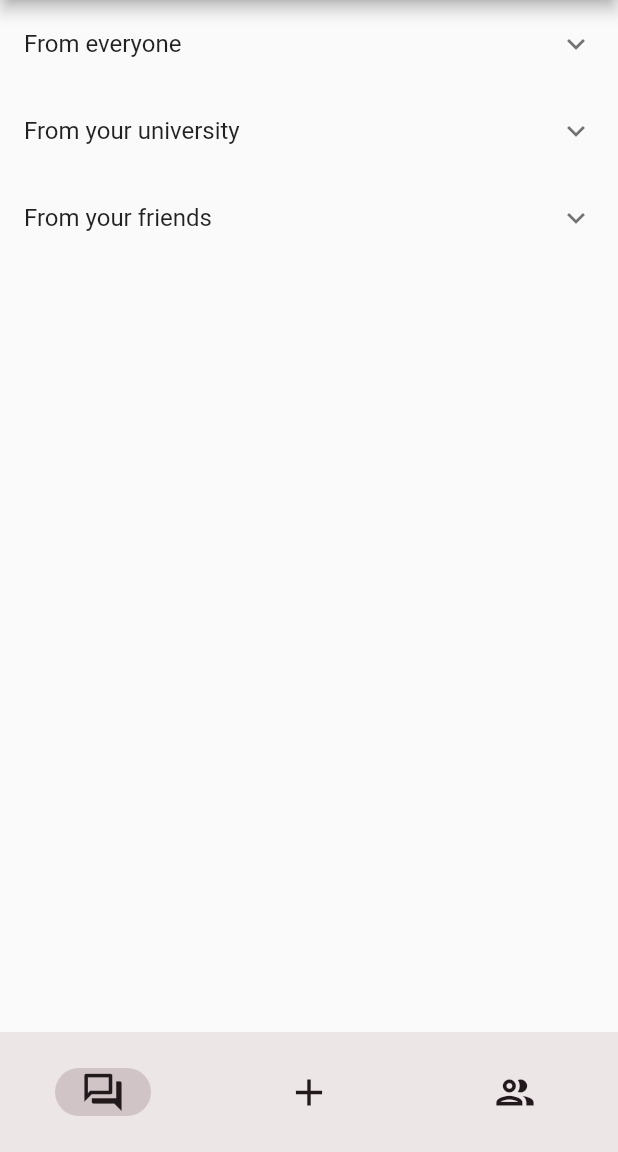
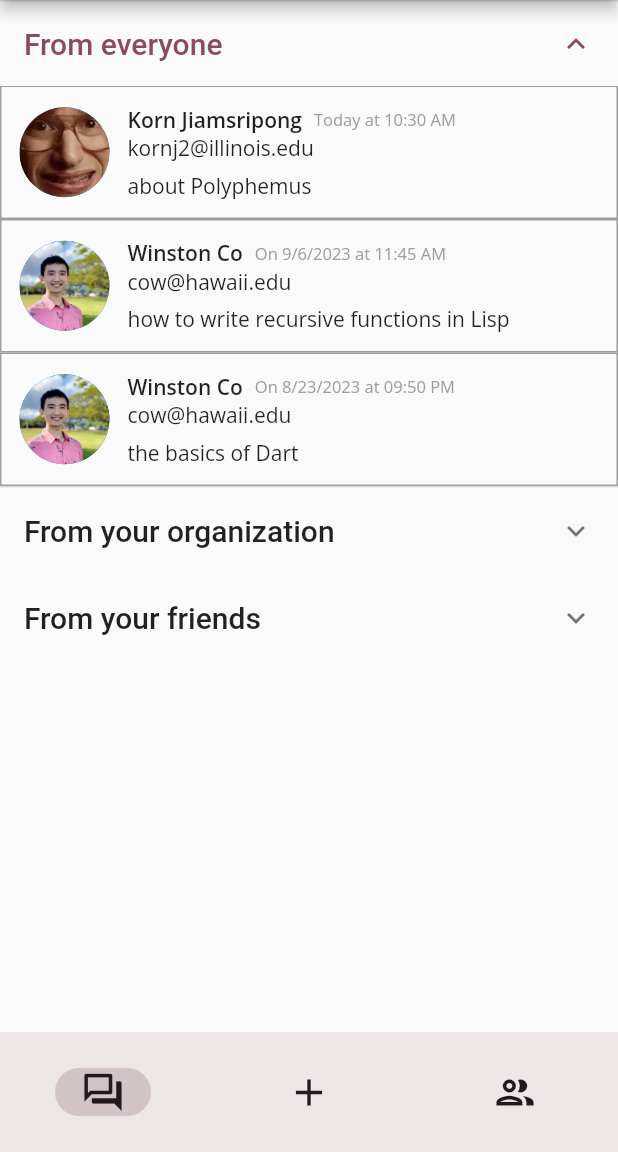
Before and after one commit to cow466/til, a Flutter app: the screen it shows after launch, on a phone screen of 412 x 824 dp, the part 84-1236 px from its top. Run offline on Flutter 3.47's test engine with Material 2 defaults, Android fonts, the light colour scheme and no system bars; our stand-ins replace flutter_markdown, go_router, google_fonts; accounts and stored records are empty.

Commit message:
use posts data

```diff
--- a/til/lib/data/post_db.dart
+++ b/til/lib/data/post_db.dart
@@ -38,8 +38,12 @@ class PostDB {
     return _posts.firstWhere((post) => post.id == id);
   }
 
+  List<Post> getAll() {
+    return _posts..sort((a, b) => b.postedAt.compareTo(a.postedAt));
+  }
+
   List<Post> getUserPosts(String userId) {
-    return _posts.where((post) => post.userId == userId).toList();
+    return getAll().where((post) => post.userId == userId).toList();
   }
 }
 
--- /dev/null
+++ b/til/lib/helpers/time_format.dart
@@ -0,0 +1,8 @@
+import 'package:intl/intl.dart';
+
+String formatTime(DateTime dateTime) {
+  if (dateTime.day == DateTime.now().day) {
+    return 'Today at ${DateFormat('hh:mm a').format(dateTime)}';
+  }
+  return 'On ${DateFormat('M/d/y').format(dateTime)} at ${DateFormat('hh:mm a').format(dateTime)}';
+}
--- a/til/lib/main.dart
+++ b/til/lib/main.dart
@@ -1,4 +1,5 @@
 import 'package:flutter/material.dart';
+import 'package:til/settings/sign_in.dart';
 import 'package:til/views/app.dart';
 import 'package:til/settings/settings_controller.dart';
 import 'package:til/settings/settings_service.dart';
@@ -6,5 +7,6 @@ import 'package:til/settings/settings_service.dart';
 void main() async {
   final settingsController = SettingsController(SettingsService());
   await settingsController.loadSettings();
+  await signInAs(email: '', password: '');
   runApp(TILApp(settingsController: settingsController));
 }
--- a/til/lib/views/app.dart
+++ b/til/lib/views/app.dart
@@ -3,12 +3,14 @@ import 'package:google_fonts/google_fonts.dart';
 import 'package:go_router/go_router.dart';
 
 import 'package:til/settings/settings_controller.dart';
+import 'package:til/settings/sign_in.dart';
 import 'package:til/views/pages/friends/friends_view.dart';
 import 'package:til/views/pages/home/home_view.dart';
 import 'package:til/views/layouts/main_layout/main_page_layout.dart';
 import 'package:til/views/pages/new_post/new_post_view.dart';
 import 'package:til/views/pages/page_not_found/page_not_found_view.dart';
 import 'package:til/views/pages/profile/profile_view.dart';
+import 'package:til/views/pages/sign_in/sign_in_view.dart';
 
 class TILApp extends StatelessWidget {
   TILApp({
@@ -26,6 +28,13 @@ class TILApp extends StatelessWidget {
     routes: [
       ShellRoute(
         builder: (context, state, child) {
+          // check signed in
+          if (loggedInUser == null) {
+            return const MainPageLayout(
+              body: SignInView(),
+            );
+          }
+
           return MainPageLayout(
             body: child,
           );
--- /dev/null
+++ b/til/lib/views/components/feed_post.dart
@@ -0,0 +1,79 @@
+import 'package:flutter/material.dart';
+import 'package:til/data/post_db.dart';
+import 'package:til/data/user_db.dart';
+import 'package:til/helpers/time_format.dart';
+
+class FeedPost extends StatelessWidget {
+  const FeedPost({
+    super.key,
+    required this.post,
+  });
+
+  final Post post;
+
+  @override
+  Widget build(BuildContext context) {
+    final poster = userDB.getById(post.userId);
+
+    return Container(
+      padding: const EdgeInsets.all(12),
+      decoration: BoxDecoration(
+        border: Border.all(
+          color: Colors.grey,
+        ),
+      ),
+      child: Row(
+        children: [
+          CircleAvatar(
+            backgroundImage: AssetImage('assets/images/${poster.imagePath}'),
+            maxRadius: 30,
+          ),
+          const SizedBox(
+            width: 12,
+          ),
+          Column(
+            crossAxisAlignment: CrossAxisAlignment.start,
+            children: [
+              Row(
+                children: [
+                  Text(
+                    poster.name,
+                    style: const TextStyle(
+                      fontSize: 14,
+                      fontWeight: FontWeight.w600,
+                    ),
+                  ),
+                  const SizedBox(
+                    width: 8,
+                  ),
+                  Text(
+                    formatTime(post.postedAt),
+                    style: const TextStyle(
+                      fontSize: 11,
+                      color: Colors.grey,
+                    ),
+                  ),
+                ],
+              ),
+              Text(
+                poster.email,
+                style: const TextStyle(
+                  fontSize: 14,
+                ),
+              ),
+              const SizedBox(
+                height: 6,
+              ),
+              Text(
+                post.content,
+                style: const TextStyle(
+                  fontSize: 14,
+                ),
+              ),
+            ],
+          )
+        ],
+      ),
+    );
+  }
+}
--- a/til/lib/views/layouts/main_layout/main_page_layout.dart
+++ b/til/lib/views/layouts/main_layout/main_page_layout.dart
@@ -7,7 +7,7 @@ import 'package:til/views/pages/home/home_view.dart';
 import 'package:til/views/pages/new_post/new_post_view.dart';
 import 'package:til/views/pages/page_not_found/page_not_found_view.dart';
 
-class MainPageLayout extends StatelessWidget {
+class MainPageLayout extends StatefulWidget {
   const MainPageLayout({
     super.key,
     required this.body,
@@ -16,15 +16,24 @@ class MainPageLayout extends StatelessWidget {
   final Widget body;
 
   @override
+  State<MainPageLayout> createState() => _MainPageLayoutState();
+}
+
+class _MainPageLayoutState extends State<MainPageLayout> {
+  bool bottomSelected = true;
+  int pageIndex = 0;
+
+  @override
   Widget build(BuildContext context) {
     return Scaffold(
       drawer: const DrawerView(),
       appBar: AppBar(
-        title: const Text("Today I Learned"),
+        title: const Text('Today I Learned'),
         centerTitle: true,
         leading: IconButton(
           onPressed: () {
-            context.go("/profile");
+            bottomSelected = false;
+            context.go('/profile');
           },
           icon: const Icon(
             Icons.person,
@@ -34,7 +43,8 @@ class MainPageLayout extends StatelessWidget {
         actions: [
           IconButton(
             onPressed: () {
-              context.go("/settings");
+              bottomSelected = false;
+              context.go('/settings');
             },
             icon: const Icon(
               Icons.settings,
@@ -46,6 +56,10 @@ class MainPageLayout extends StatelessWidget {
       bottomNavigationBar: NavigationBar(
         labelBehavior: NavigationDestinationLabelBehavior.alwaysHide,
         onDestinationSelected: (value) {
+          setState(() {
+            pageIndex = value;
+            bottomSelected = true;
+          });
           context.go(
             switch (value) {
               0 => HomeView.routeName,
@@ -55,6 +69,8 @@ class MainPageLayout extends StatelessWidget {
             },
           );
         },
+        selectedIndex: pageIndex,
+        indicatorColor: bottomSelected ? null : Colors.transparent,
         destinations: const <Widget>[
           NavigationDestination(
             icon: Icon(
@@ -79,7 +95,7 @@ class MainPageLayout extends StatelessWidget {
           ),
         ],
       ),
-      body: body,
+      body: widget.body,
     );
   }
 }
--- a/til/lib/views/pages/home/home_view.dart
+++ b/til/lib/views/pages/home/home_view.dart
@@ -1,5 +1,10 @@
 import 'package:flutter/material.dart';
 import 'dart:developer' as developer;
+
+import 'package:til/data/post_db.dart';
+import 'package:til/data/user_db.dart';
+import 'package:til/settings/sign_in.dart';
+import 'package:til/views/components/feed_post.dart';
 
 class HomeView extends StatefulWidget {
   const HomeView({super.key});
@@ -12,14 +17,46 @@ class HomeView extends StatefulWidget {
 
 class _HomeViewState extends State<HomeView> {
   // https://stackoverflow.com/questions/72315755/close-an-expansiontile-when-another-expansiontile-is-tapped
-  int selectedTile = -1;
+  int selectedTile = 0;
   int sectionCount = 3;
+
+  List<Widget> widgetsFromEveryone() {
+    return postDB.getAll().map((e) => FeedPost(post: e)).toList();
+  }
+
+  List<Widget> widgetsFromOrganization() {
+    return postDB
+        .getAll()
+        .where((e) {
+          var poster = userDB.getById(e.userId);
+          return loggedInUser!.organizationId == poster.organizationId;
+        })
+        .map((e) => FeedPost(post: e))
+        .toList();
+  }
+
+  List<Widget> widgetsFromFriends() {
+    return postDB
+        .getAll()
+        .where((e) {
+          var poster = userDB.getById(e.userId);
+          return loggedInUser!.friendIds.contains(poster.id);
+        })
+        .map((e) => FeedPost(post: e))
+        .toList();
+  }
 
   Widget createSectionBody(int index) {
     return switch (index) {
-      0 => Text('From everyone'),
-      1 => Text('From your university'),
-      2 => Text('From your friends'),
+      0 => Column(
+          children: widgetsFromEveryone(),
+        ),
+      1 => Column(
+          children: widgetsFromOrganization(),
+        ),
+      2 => Column(
+          children: widgetsFromFriends(),
+        ),
       _ => throw IndexError.withLength(index, sectionCount,
           message: 'Received an index outside defined sections.'),
     };
@@ -31,18 +68,28 @@ class _HomeViewState extends State<HomeView> {
       key: Key(selectedTile.toString()),
       itemCount: sectionCount,
       itemBuilder: (context, index) {
+        var headerStyle = const TextStyle(
+          fontSize: 20,
+          fontWeight: FontWeight.w500,
+        );
         return ExpansionTile(
           initiallyExpanded: index == selectedTile,
-          title: Text(switch (index) {
-            0 => 'From everyone',
-            1 => 'From your university',
-            2 => 'From your friends',
-            _ => throw IndexError.withLength(index, sectionCount,
-                message: 'Received an index outside defined sections.'),
-          }),
+          title: Text(
+            switch (index) {
+              0 => 'From everyone',
+              1 => 'From your organization',
+              2 => 'From your friends',
+              _ => throw IndexError.withLength(
+                  index,
+                  sectionCount,
+                  message: 'Received an index outside defined sections.',
+                ),
+            },
+            style: headerStyle,
+          ),
           onExpansionChanged: (expanded) {
             setState(() {
-              selectedTile = expanded ? index : -1;
+              // selectedTile = expanded ? index : -1;
             });
           },
           children: [
--- a/til/lib/views/pages/page_not_found/page_not_found_view.dart
+++ b/til/lib/views/pages/page_not_found/page_not_found_view.dart
@@ -15,7 +15,7 @@ How did you get here?
 class PageNotFoundView extends StatelessWidget {
   const PageNotFoundView({super.key});
 
-  static const routeName = "/page-not-found";
+  static const routeName = '/page-not-found';
 
   @override
   Widget build(BuildContext context) {
--- a/til/pubspec.yaml
+++ b/til/pubspec.yaml
@@ -39,6 +39,7 @@ dependencies:
   url_launcher: ^6.1.14
   google_fonts: ^6.1.0
   go_router: ^11.1.2
+  intl: ^0.18.1
 
 dev_dependencies:
   flutter_test:
```
Also changed, not shown: til/lib/data/user_db.dart (+6 -1 lines), til/lib/settings/sign_in.dart (added, +11 -0 lines), til/lib/views/pages/new_post/new_post_view.dart (+64 -4 lines), til/lib/views/pages/profile/profile_view.dart (+61 -41 lines), til/lib/views/pages/sign_in/sign_in_view.dart (added, +16 -0 lines), til/assets/images/korn_jiamsripong.png (added), til/pubspec.lock.
